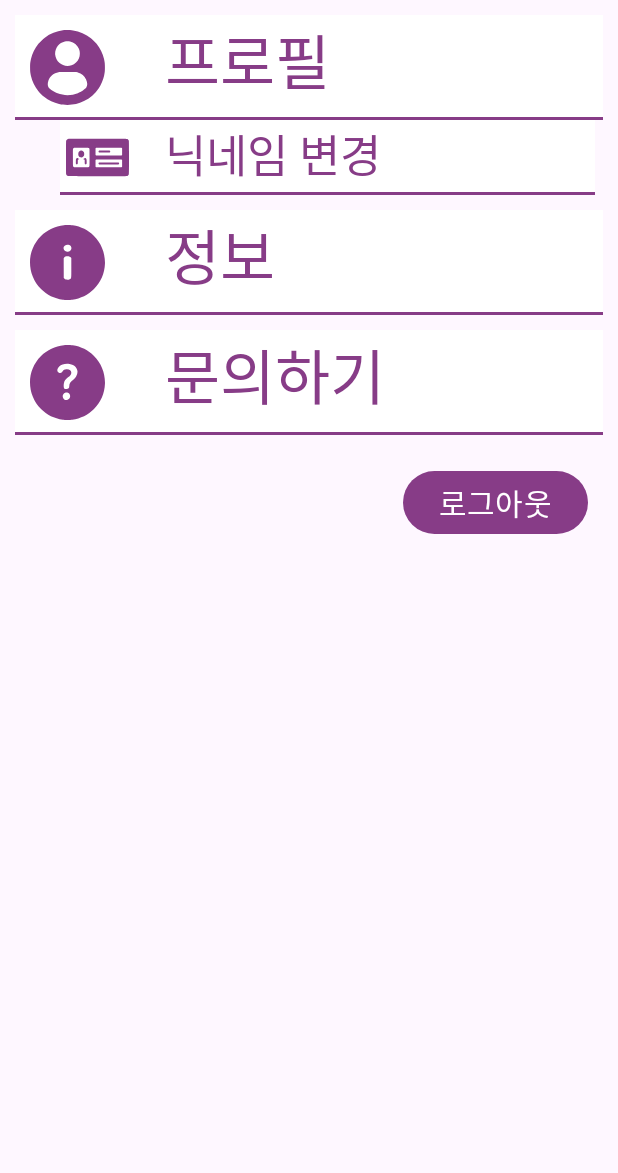
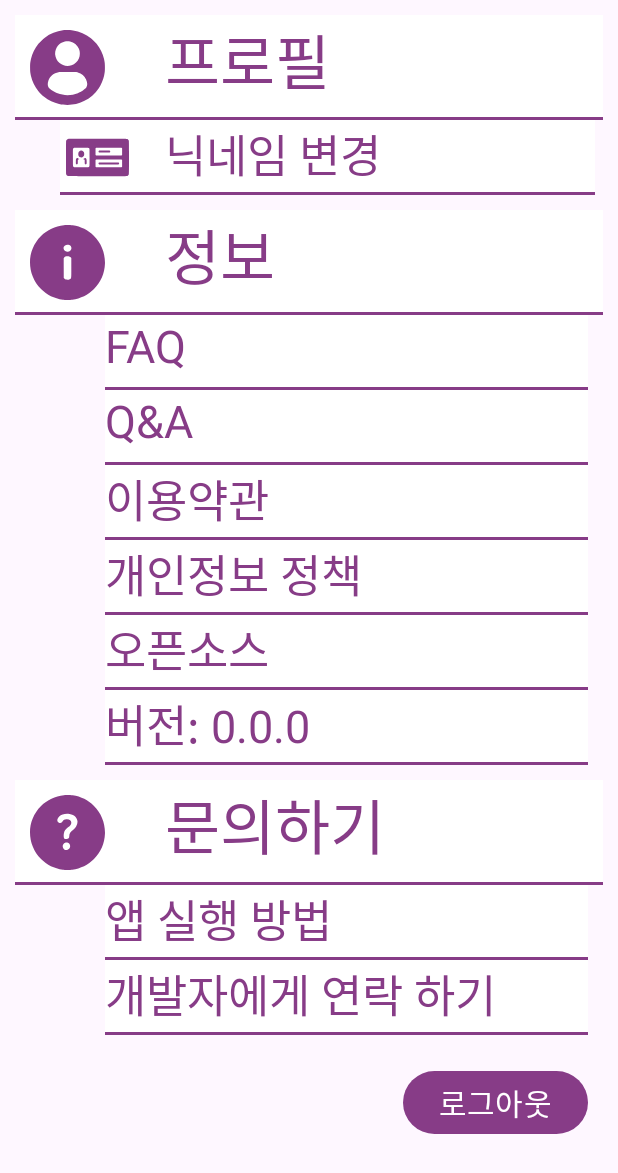
Before and after one commit to 2025TUKCOMCD/TeamHijacking, an Android app: the fragment IotPage03 shown on its own in the app's theme, on a phone screen of 412 x 824 dp. Shown: the top 1173 px of the screen. Run offline under Robolectric (Android 15) with nearby library versions, the phone set to English and light mode, and no system bars; libraries missing offline, so code that uses them is left out: com.kakao.sdk.

Commit message:
customDialog 제작 중2

```diff
--- a/front/android2/src/main/java/com/example/front/iot/IotPage03.kt
+++ b/front/android2/src/main/java/com/example/front/iot/IotPage03.kt
@@ -9,6 +9,7 @@ import android.view.View
 import android.view.ViewGroup
 import android.widget.Button
 import android.widget.LinearLayout
+import android.widget.TextView
 import androidx.fragment.app.Fragment
 import com.example.front.databinding.FragmentIotPage03Binding
 import com.kakao.sdk.user.UserApiClient
@@ -38,6 +39,13 @@ class IotPage03 : Fragment() {
         val questionLittleLayout: LinearLayout = binding.QuestionLittleLayout
         val realProfileLayout: LinearLayout = binding.realProfileLayout
         val littleProfileLayout: LinearLayout = binding.littleProfileLayout
+        val faq: TextView = binding.FAQ
+        val qna: TextView = binding.QNA
+        val termOfUse: TextView = binding.termOfUse
+        val privacyPolicy: TextView = binding.privacyPolicy
+        val openSource: TextView = binding.openSource
+        val howToDo: TextView = binding.howToDo
+        val contactToDev: TextView = binding.contactToDev
 
         logoutBtn.setOnClickListener {
             //1. 카카오 logout
@@ -86,6 +94,36 @@ class IotPage03 : Fragment() {
             }
         }
 
+        //dialog 출력을 위한 코드들
+        faq.setOnClickListener {
+
+        }
+
+        qna.setOnClickListener {
+
+        }
+
+        termOfUse.setOnClickListener {
+
+        }
+
+        privacyPolicy.setOnClickListener {
+
+        }
+
+        openSource.setOnClickListener {
+
+        }
+
+        howToDo.setOnClickListener {
+
+        }
+
+        contactToDev.setOnClickListener {
+
+        }
+
+        //https://coding-juuwon2.tistory.com/114
         return binding.root
     }
 
--- a/front/android2/src/main/res/layout/fragment_iot_page03.xml
+++ b/front/android2/src/main/res/layout/fragment_iot_page03.xml
@@ -133,7 +133,7 @@
                 android:layout_height="wrap_content"
                 android:id="@+id/InfoLittleLayout"
                 android:orientation="vertical"
-                android:visibility="gone">
+                android:visibility="visible">
                 <TextView
                     android:layout_width="match_parent"
                     android:layout_height="wrap_content"
@@ -249,7 +249,7 @@
                 android:layout_height="wrap_content"
                 android:id="@+id/QuestionLittleLayout"
                 android:orientation="vertical"
-                android:visibility="gone">
+                android:visibility="visible">
                 <TextView
                     android:layout_width="match_parent"
                     android:layout_height="wrap_content"
--- a/front/android2/src/main/res/layout/setting_changenick_dialog.xml
+++ b/front/android2/src/main/res/layout/setting_changenick_dialog.xml
@@ -39,7 +39,10 @@
             android:minHeight="50dp"
             android:minWidth="100dp"
             android:layout_gravity="end"
-            android:layout_margin="15dp"
+            android:layout_marginBottom="15dp"
+            android:layout_marginTop="15dp"
+            android:layout_marginStart="15dp"
+            android:layout_marginEnd="0dp"
             android:textSize="20sp"
             android:text="@string/close"
             android:textColor="@android:color/white"
--- a/front/android2/src/main/res/values/strings.xml
+++ b/front/android2/src/main/res/values/strings.xml
@@ -30,4 +30,9 @@
     <string name="change_nickname">닉네임 변경</string>
     <string name="editNicknameText">수정할 닉네임을 입력해주십시오.</string>
     <string name="change">변경</string>
+    <string name="faqDialogName">FAQ</string>
+    <string name="QnAText"><![CDATA[Q&A]]></string>
+    <string name="OpenSourceText">오픈 소스</string>
+    <string name="opensource_Text">- Geolocation API (https://developer.mozilla.org/en-US/docs/Web/API/Geolocation_API)\n  The Geolocation API is used to retrieve the user\'s location, so that it can for example be used to display their position using a mapping API. This article explains the basics of how to use it. \n\n- ODsay API (https://lab.odsay.com/)\n  This terms and conditions is effective by disclosing to members. The purpose of the terms and conditions is to prescribe basic matters such as the conditions of use, rights and obligations. The terms of use may be amended within the scope of not violating the relevant laws and regulations. The amended terms and conditions is effective by announcing users, and important regulations such as users\' rights or obligations will be notified in advance. \n\n- SmartThings API (https://developer.smartthings.com/docs/api/public)\n  The SmartThings API consists of several endpoints, including Rules, Locations, Devices, and more. Even though each of these endpoints are not standalone APIs, you may hear them referred to as such. For example, the Rules API is used to build Automations. \n\n- 공공 데이터 포탈 (https://www.data.go.kr/) \n\n- Kakao Login API (https://developers.kakao.com/)</string>
+    <string name="QnAExplainText">주로 들어오는 질문이 이 곳에 추가됩니다.</string>
 </resources>
```
Also changed, not shown: front/android2/src/main/res/layout/setting_faq_dialog.xml (+15 -4 lines), front/android2/src/main/res/layout/setting_opensource_dialog.xml (+16 -5 lines), front/android2/src/main/res/layout/setting_qa_dialog.xml (+16 -5 lines).
